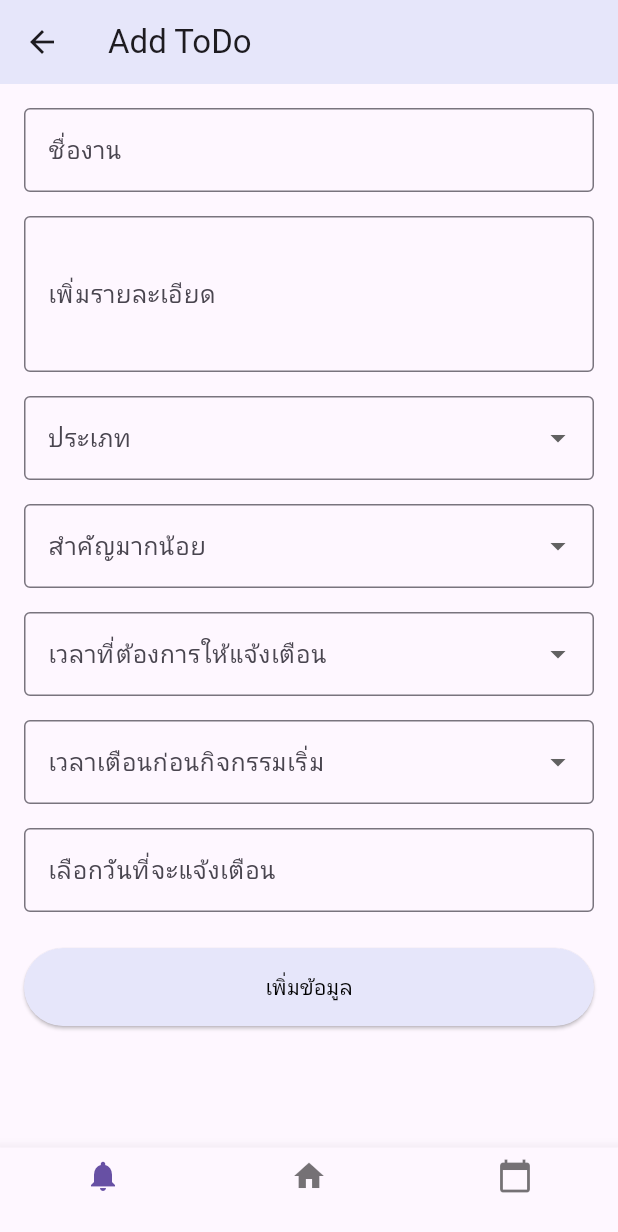
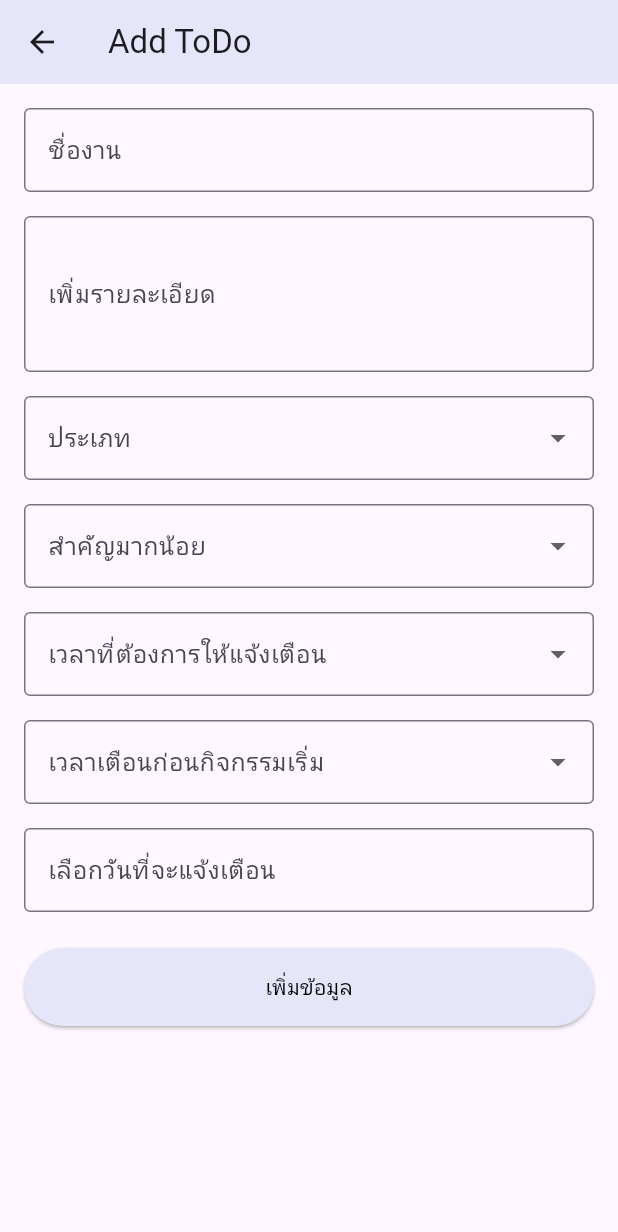
Before and after one commit to Tapakorn086/remindday_app, a Flutter app: the NoteRemindDayScreen screen opened directly, on a phone screen of 412 x 824 dp. Shown: the top 1232 px of the screen. Run offline on Flutter 3.47's test engine with Material 3 defaults, Android fonts, the light colour scheme and no system bars; our stand-ins replace flutter_secure_storage; accounts and stored records are empty; network calls fail.

Commit message:
update: delete navbar on addtodo page

```diff
--- a/lib/todo/screens/note_remind_day_screen.dart
+++ b/lib/todo/screens/note_remind_day_screen.dart
@@ -150,16 +150,6 @@ class _NoteRemindDayScreenState extends State<NoteRemindDayScreen> {
           ),
         ),
       ),
-      bottomNavigationBar: BottomNavigationBar(
-        items: const [
-          BottomNavigationBarItem(icon: Icon(Icons.notifications), label: ''),
-          BottomNavigationBarItem(icon: Icon(Icons.home), label: ''),
-          BottomNavigationBarItem(icon: Icon(Icons.calendar_today), label: ''),
-        ],
-        onTap: (index) {
-          // Handle bottom navigation tap here
-        },
-      ),
     );
   }
 
```
